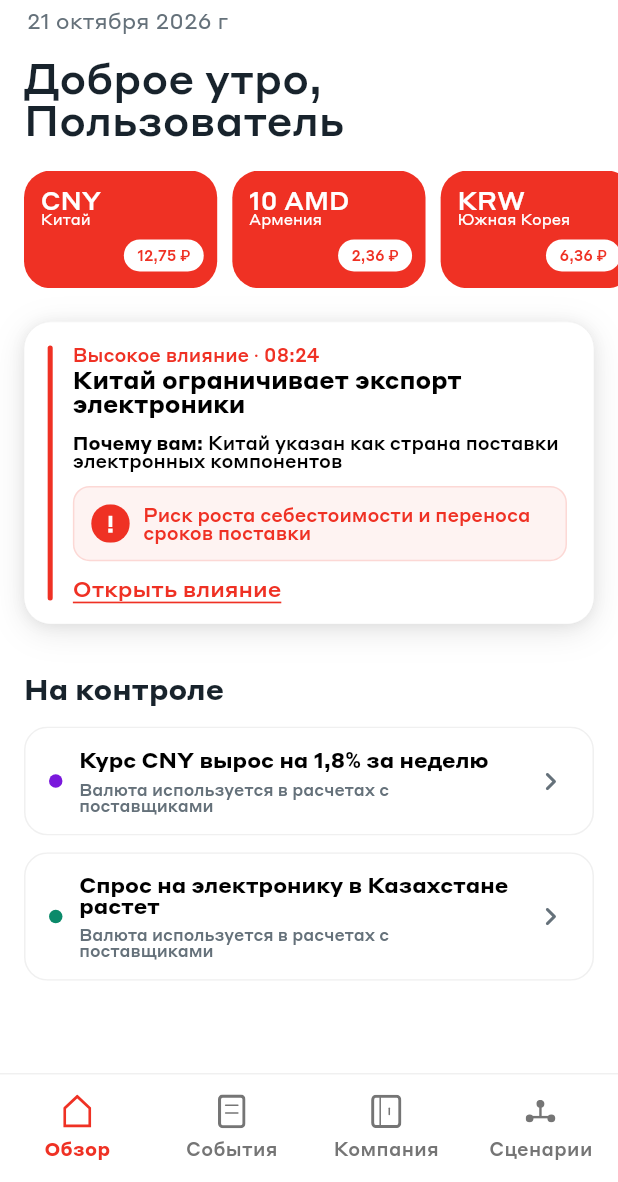
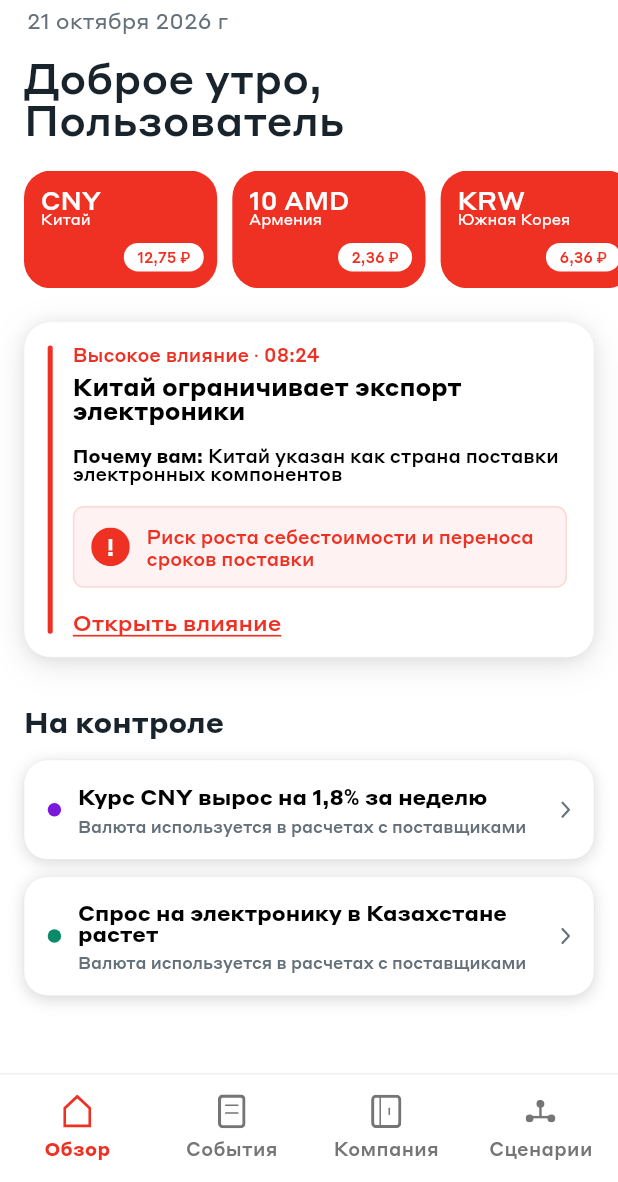
Before and after one commit to gadzhilaev/aspect, a Flutter app: the MainShell screen opened directly, on a phone screen of 412 x 824 dp, the part 54-1236 px from its top. Run offline on Flutter 3.47's test engine with Material 3 defaults, Android fonts, the phone set to English and light mode, and no system bars; our stand-ins replace flutter_svg, shared_preferences; accounts and stored records are empty.

Commit message:
Подтянул карточки сигналов и «На контроле» под макет.

```diff
--- a/lib/theme/app_colors.dart
+++ b/lib/theme/app_colors.dart
@@ -4,6 +4,9 @@ import 'package:flutter/material.dart';
 abstract final class AppColors {
   /// #EF3124 / rgba(239, 49, 36, 1)
   static const brandRed = Color.fromRGBO(239, 49, 36, 1);
+
+  /// Selected option border: rgba(239, 49, 36, 0.14)
+  static const brandRedBorderSoft = Color.fromRGBO(239, 49, 36, 0.14);
 
   /// #000000 / rgba(0, 0, 0, 1)
   static const textPrimary = Color.fromRGBO(0, 0, 0, 1);
@@ -13,6 +16,9 @@ abstract final class AppColors {
 
   /// #18232C / rgba(24, 35, 44, 1)
   static const textInput = Color.fromRGBO(24, 35, 44, 1);
+
+  /// #111827 / rgba(17, 24, 39, 1)
+  static const textInk = Color.fromRGBO(17, 24, 39, 1);
 
   /// #B5B5B5 / rgba(181, 181, 181, 1)
   static const textHint = Color.fromRGBO(181, 181, 181, 1);
@@ -55,4 +61,13 @@ abstract final class AppColors {
 
   /// Screen horizontal inset from Figma.
   static const screenPadding = 16.0;
+
+  /// Unselected filter chip border: rgba(101, 113, 122, 0.06).
+  static const filterChipBorder = Color.fromRGBO(101, 113, 122, 0.06);
+
+  /// Unselected filter chip fill: rgba(247, 247, 247, 1).
+  static const filterChipBg = Color.fromRGBO(247, 247, 247, 1);
+
+  /// App bar / nav hairline when content scrolls underneath.
+  static const scrollEdge = Color.fromRGBO(0, 0, 0, 0.06);
 }
--- a/lib/widgets/main_widgets.dart
+++ b/lib/widgets/main_widgets.dart
@@ -6,6 +6,12 @@ import '../theme/app_typography.dart';
 import '../theme/design_scale.dart';
 
 export '../theme/design_scale.dart';
+
+/// Page title style matching overview greeting «Доброе утро, …».
+TextStyle pageTitleStyle(BuildContext context) {
+  final s = designScale(context);
+  return AppTypography.medium(24.83 * s, color: AppColors.textInput);
+}
 
 class AspectBrandHeader extends StatelessWidget {
   const AspectBrandHeader({
@@ -95,6 +101,7 @@ class EventSignalCard extends StatelessWidget {
     required this.contextBody,
     this.warning,
     required this.actionLabel,
+    this.onOpen,
   });
 
   final ImpactLevel level;
@@ -104,6 +111,7 @@ class EventSignalCard extends StatelessWidget {
   final String contextBody;
   final String? warning;
   final String actionLabel;
+  final VoidCallback? onOpen;
 
   @override
   Widget build(BuildContext context) {
@@ -132,6 +140,9 @@ class EventSignalCard extends StatelessWidget {
         color: AppColors.surface,
         elevation: 0,
         shadowColor: Colors.transparent,
+        borderRadius: BorderRadius.circular(16 * s),
+        child: InkWell(
+          onTap: onOpen,
           borderRadius: BorderRadius.circular(16 * s),
           child: Ink(
             decoration: BoxDecoration(
@@ -172,7 +183,7 @@ class EventSignalCard extends StatelessWidget {
                               color: accent,
                             ),
                           ),
-                        SizedBox(height: 2 * s),
+                          SizedBox(height: 6 * s),
                           Text(
                             title,
                             style: AppTypography.bold(
@@ -180,7 +191,7 @@ class EventSignalCard extends StatelessWidget {
                               color: AppColors.textPrimary,
                             ),
                           ),
-                        SizedBox(height: 10 * s),
+                          SizedBox(height: 14 * s),
                           Text.rich(
                             TextSpan(
                               children: [
@@ -202,43 +213,53 @@ class EventSignalCard extends StatelessWidget {
                             ),
                           ),
                           if (warning != null) ...[
-                          SizedBox(height: 10 * s),
+                            SizedBox(height: 14 * s),
                             Container(
                               width: double.infinity,
-                            padding: EdgeInsets.symmetric(
-                              horizontal: 10 * s,
-                              vertical: 10 * s,
+                              padding: EdgeInsets.fromLTRB(
+                                10 * s,
+                                10 * s,
+                                12 * s,
+                                10 * s,
                               ),
                               decoration: BoxDecoration(
                                 color: AppColors.warningBg,
-                              borderRadius: BorderRadius.circular(10 * s),
+                                borderRadius: BorderRadius.circular(6.5 * s),
                                 border: Border.all(
                                   color: AppColors.warningBorder,
+                                  width: 1,
                                 ),
                               ),
                               child: Row(
                                 crossAxisAlignment: CrossAxisAlignment.center,
                                 children: [
-                                SvgPicture.asset(
+                                  SizedBox(
+                                    width: 23 * s,
+                                    height: 23 * s,
+                                    child: Center(
+                                      child: SvgPicture.asset(
                                         'assets/images/icon_risk.svg',
                                         width: 23 * s,
                                         height: 23 * s,
+                                        fit: BoxFit.contain,
                                       ),
-                                SizedBox(width: 8 * s),
+                                    ),
+                                  ),
+                                  SizedBox(width: 10 * s),
                                   Expanded(
                                     child: Text(
                                       warning!,
                                       style: AppTypography.medium(
                                         11 * s,
                                         color: accent,
-                                    ),
+                                      ).copyWith(height: 1.25),
                                     ),
                                   ),
                                 ],
                               ),
                             ),
                           ],
-                        SizedBox(height: 10 * s),
+                          SizedBox(height: 14 * s),
                           Text(
                             actionLabel,
                             style: AppTypography.medium(
@@ -254,6 +275,7 @@ class EventSignalCard extends StatelessWidget {
                     ),
                   ),
                 ],
+              ),
             ),
           ),
         ),
@@ -286,6 +308,7 @@ class CurrencyChipCard extends StatelessWidget {
         borderRadius: BorderRadius.circular(16 * s),
       ),
       child: Stack(
+        clipBehavior: Clip.hardEdge,
         children: [
           Align(
             alignment: Alignment.topLeft,
@@ -313,7 +336,7 @@ class CurrencyChipCard extends StatelessWidget {
             child: Container(
               padding: EdgeInsets.symmetric(
                 horizontal: 8 * s,
-                vertical: 5 * s,
+                vertical: 4 * s,
               ),
               decoration: BoxDecoration(
                 color: Colors.white,
@@ -351,22 +374,33 @@ class MonitorTile extends StatelessWidget {
   @override
   Widget build(BuildContext context) {
     final s = designScale(context);
-    return Material(
+    return Container(
+      decoration: BoxDecoration(
         color: AppColors.surface,
+        borderRadius: BorderRadius.circular(14 * s),
+        border: Border.all(
+          color: Colors.black.withValues(alpha: 0.24),
+          width: 0.11,
+        ),
+        boxShadow: [
+          BoxShadow(
+            color: Colors.black.withValues(alpha: 0.15),
+            offset: Offset(0, 2 * s),
+            blurRadius: 7.71 * s,
+            spreadRadius: 0,
+          ),
+        ],
+      ),
+      child: Material(
+        color: Colors.transparent,
         borderRadius: BorderRadius.circular(14 * s),
         child: InkWell(
           onTap: onTap,
           borderRadius: BorderRadius.circular(14 * s),
-        child: Ink(
-          decoration: BoxDecoration(
-            color: AppColors.surface,
-            borderRadius: BorderRadius.circular(14 * s),
-            border: Border.all(color: Colors.black.withValues(alpha: 0.06)),
-          ),
           child: Padding(
             padding: EdgeInsets.symmetric(
               horizontal: 14 * s,
-              vertical: 12 * s,
+              vertical: 15 * s,
             ),
             child: Row(
               crossAxisAlignment: CrossAxisAlignment.center,
@@ -403,10 +437,9 @@ class MonitorTile extends StatelessWidget {
                   ),
                 ),
                 SizedBox(width: 8 * s),
-                Icon(
-                  Icons.chevron_right_rounded,
-                  size: 22 * s,
-                  color: AppColors.textMuted,
+                CustomPaint(
+                  size: Size(5.5 * s, 11 * s),
+                  painter: _MonitorChevronPainter(AppColors.textMuted),
                 ),
               ],
             ),
@@ -416,3 +449,28 @@ class MonitorTile extends StatelessWidget {
     );
   }
 }
+
+class _MonitorChevronPainter extends CustomPainter {
+  const _MonitorChevronPainter(this.color);
+
+  final Color color;
+
+  @override
+  void paint(Canvas canvas, Size size) {
+    final paint = Paint()
+      ..color = color
+      ..style = PaintingStyle.stroke
+      ..strokeWidth = 1.4
+      ..strokeCap = StrokeCap.round
+      ..strokeJoin = StrokeJoin.round;
+    final path = Path()
+      ..moveTo(size.width * 0.15, size.height * 0.12)
+      ..lineTo(size.width * 0.85, size.height * 0.5)
+      ..lineTo(size.width * 0.15, size.height * 0.88);
+    canvas.drawPath(path, paint);
+  }
+
+  @override
+  bool shouldRepaint(covariant _MonitorChevronPainter oldDelegate) =>
+      oldDelegate.color != color;
+}
```
Lines whose indentation alone changed are shown as unchanged.
